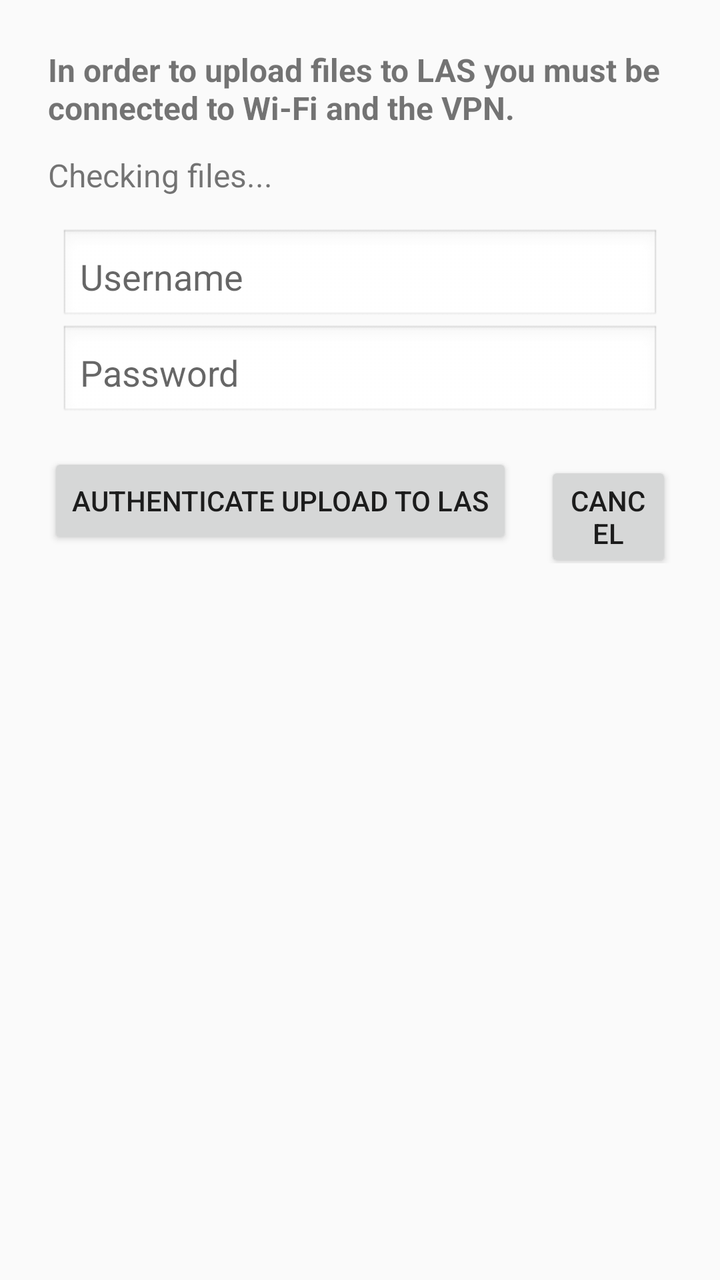
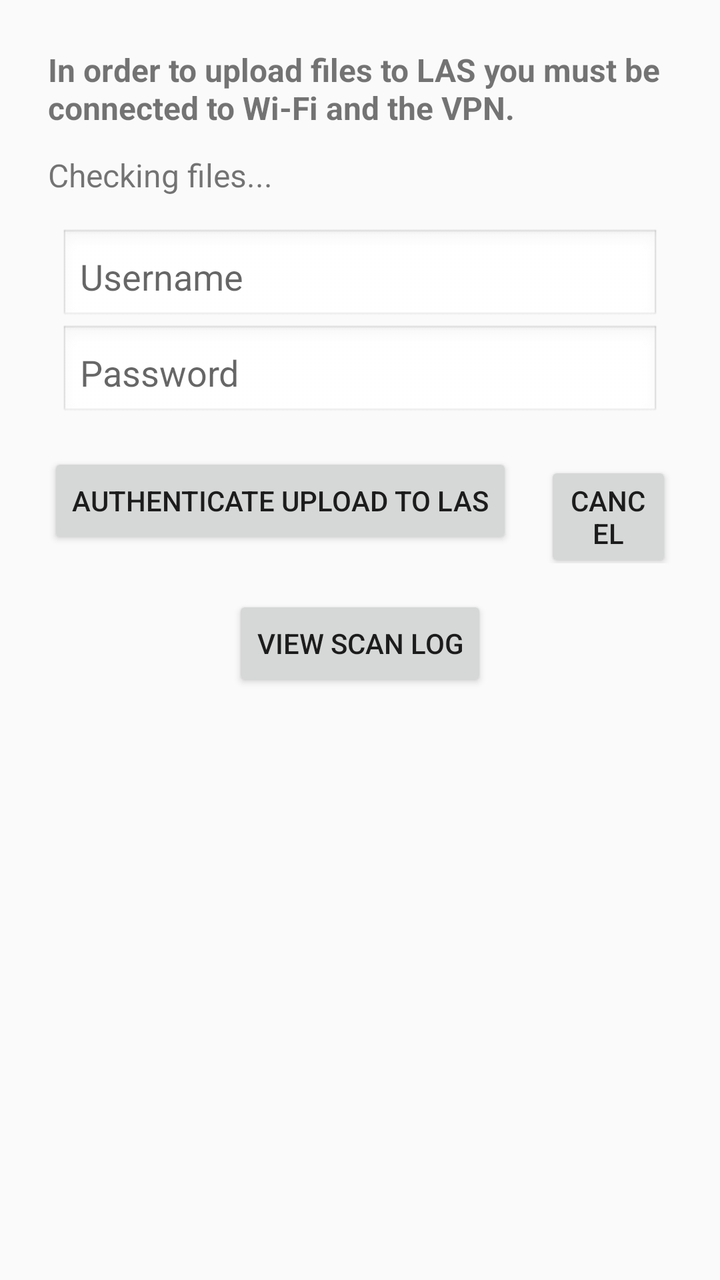

Two renders of the same Android screen: before a commit and after it. Below are the layout's source before the change and the commit's diff.
<!-- AndroidManifest.xml: application theme Theme.AppCompat.Light.DarkActionBar -->
<!-- res/layout/activity_upload.xml -->
<?xml version="1.0" encoding="utf-8"?>
<LinearLayout xmlns:android="http://schemas.android.com/apk/res/android"
    android:id="@+id/upload_layout"
    android:layout_width="match_parent"
    android:layout_height="match_parent"
    android:orientation="vertical"
    android:padding="24dp">

    <TextView
        android:id="@+id/upload_requirements"
        android:layout_width="wrap_content"
        android:layout_height="wrap_content"
        android:text="In order to upload files to LAS you must be connected to Wi-Fi and the VPN."
        android:textStyle="bold"
        android:textSize="16sp"
        android:layout_marginBottom="12dp" />

    <TextView
        android:id="@+id/upload_message"
        android:layout_width="wrap_content"
        android:layout_height="wrap_content"
        android:text="Checking files..."
        android:textSize="16sp"
        android:layout_marginBottom="16dp" />

    <EditText
        android:id="@+id/usernameInput"
        android:layout_width="300dp"
        android:layout_height="wrap_content"
        android:hint="Username"
        android:inputType="text"
        android:layout_gravity="center_horizontal"
        android:background="@android:drawable/edit_text"
        android:padding="10dp" />

    <EditText
        android:id="@+id/passwordInput"
        android:layout_width="300dp"
        android:layout_height="wrap_content"
        android:hint="Password"
        android:inputType="textPassword"
        android:layout_gravity="center_horizontal"
        android:layout_marginBottom="16dp"
        android:background="@android:drawable/edit_text"
        android:padding="10dp" />

    
    <LinearLayout
        android:layout_width="wrap_content"
        android:layout_height="wrap_content"
        android:orientation="horizontal"
        android:layout_gravity="center_horizontal"
        android:layout_marginBottom="16dp">

        <Button
            android:id="@+id/button_upload_yes"
            android:layout_width="wrap_content"
            android:layout_height="wrap_content"
            android:text="Authenticate Upload to LAS"
            android:layout_marginEnd="16dp" />

        <Button
            android:id="@+id/button_upload_cancel"
            android:layout_width="wrap_content"
            android:layout_height="wrap_content"
            android:text="Cancel" />
    </LinearLayout>

    <ProgressBar
        android:id="@+id/progress_bar"
        style="?android:attr/progressBarStyleLarge"
        android:layout_width="wrap_content"
        android:layout_height="wrap_content"
        android:visibility="gone"
        android:layout_gravity="center_horizontal" />

</LinearLayout>
<!-- resources referenced by this layout -->
<resources>

</resources>

<!-- the commit's change to res/layout/activity_upload.xml (unified diff, before → after) -->
@@ -66,6 +66,13 @@
             android:text="Cancel" />
     </LinearLayout>
 
+    <Button
+        android:id="@+id/button_view_log"
+        android:layout_width="wrap_content"
+        android:layout_height="wrap_content"
+        android:layout_gravity="center_horizontal"
+        android:text="View Scan Log" />
+
     <ProgressBar
         android:id="@+id/progress_bar"
         style="?android:attr/progressBarStyleLarge"
